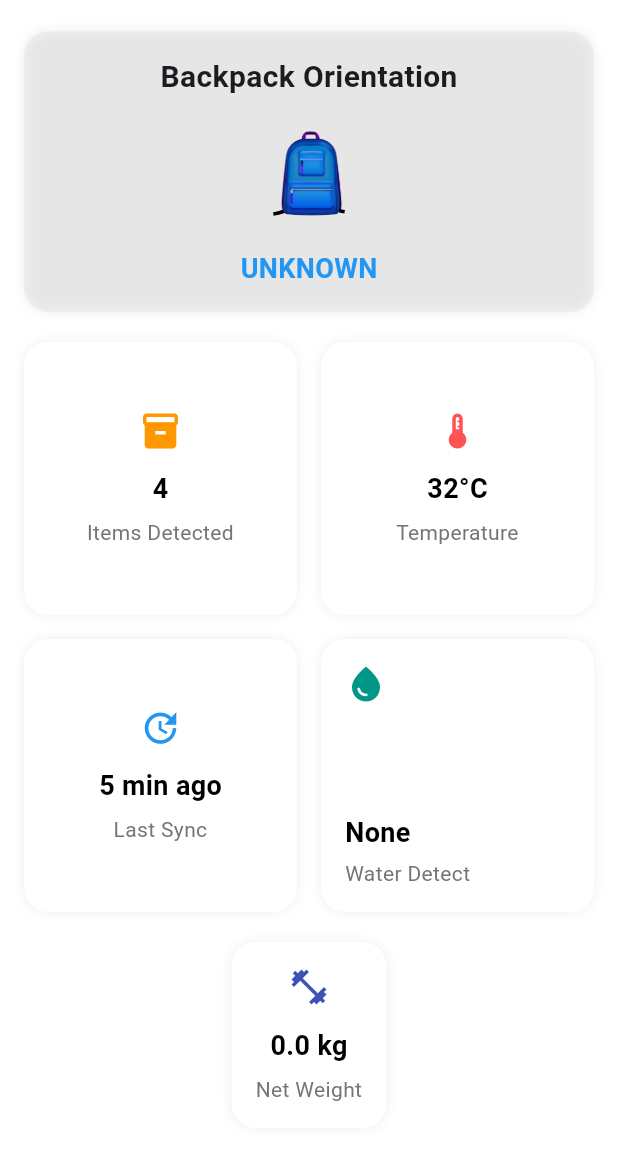
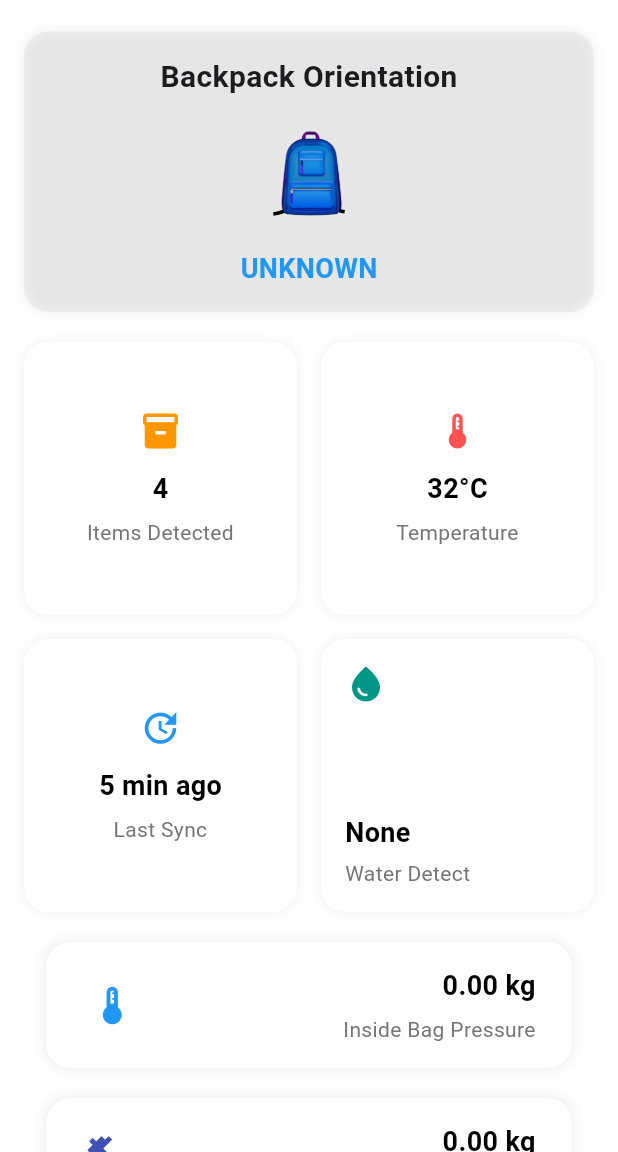
Before and after one commit to hirunaPankaja/Smart-Backpack, a Flutter app: the screen it shows after launch, scrolled down 191 dp, on a phone screen of 412 x 824 dp, the part 84-1236 px from its top. Run offline on Flutter 3.47's test engine with Material 3 defaults, Android fonts, the phone set to English and light mode, and no system bars; our stand-ins replace firebase_core, firebase_database; accounts and stored records are empty.

Commit message:
Enhanced Smart Backpack UI
Improved Inside Bag Pressure & Net Weight visuals And Added dynamic animation in Pressure Adjustment Popup

```diff
--- a/smart_backpack/lib/screen/dashboard_screen.dart
+++ b/smart_backpack/lib/screen/dashboard_screen.dart
@@ -3,7 +3,10 @@ import '../service/firebase_service.dart';
 import '../widget/battery_indicator.dart';
 import '../widget/blinking_card.dart';
 import '../widget/bag_overview_card.dart';
-import '../widget/info_card.dart'; // ✅ Ensure InfoCard is imported
+import '../widget/info_card.dart';
+import '../dialogs/pressure_adjustment_popup.dart';
+import '../widget/InsideBagPressure.dart';
+import '../widget/net_weight_widget.dart';
 
 class DashboardScreen extends StatefulWidget {
   const DashboardScreen({super.key});
@@ -48,7 +51,10 @@ class _DashboardScreenState extends State<DashboardScreen> {
       appBar: AppBar(
         backgroundColor: Colors.white,
         elevation: 1,
-        title: const Text('Smart Backpack', style: TextStyle(color: Colors.black)),
+        title: const Text(
+          'Smart Backpack',
+          style: TextStyle(color: Colors.black),
+        ),
         centerTitle: true,
         iconTheme: const IconThemeData(color: Colors.black),
       ),
@@ -85,9 +91,24 @@ class _DashboardScreenState extends State<DashboardScreen> {
                 crossAxisSpacing: 16,
                 mainAxisSpacing: 16,
                 children: [
-                  const InfoCard(title: 'Items Detected', icon: Icons.inventory_2, value: '4', iconColor: Colors.orange),
-                  const InfoCard(title: 'Temperature', icon: Icons.thermostat, value: '32°C', iconColor: Colors.redAccent),
-                  const InfoCard(title: 'Last Sync', icon: Icons.update, value: '5 min ago', iconColor: Colors.blue),
+                  const InfoCard(
+                    title: 'Items Detected',
+                    icon: Icons.inventory_2,
+                    value: '4',
+                    iconColor: Colors.orange,
+                  ),
+                  const InfoCard(
+                    title: 'Temperature',
+                    icon: Icons.thermostat,
+                    value: '32°C',
+                    iconColor: Colors.redAccent,
+                  ),
+                  const InfoCard(
+                    title: 'Last Sync',
+                    icon: Icons.update,
+                    value: '5 min ago',
+                    iconColor: Colors.blue,
+                  ),
                   BlinkingCard(
                     title: 'Water Detect',
                     icon: Icons.water_drop,
@@ -97,15 +118,41 @@ class _DashboardScreenState extends State<DashboardScreen> {
                   ),
                 ],
               ),
+
               const SizedBox(height: 20),
 
-              /// ✅ Net Weight Display
-              InfoCard(
-                title: 'Net Weight',
-                icon: Icons.fitness_center,
-                value: '$net kg',
-                iconColor: Colors.indigo,
+              /// ✅ Inside Bag Pressure Widget (Styled like Net Weight UI)
+              GestureDetector(
+                onTap: () async {
+                  final adjustedPressure = await showDialog(
+                    context: context,
+                    builder:
+                        (context) => PressureAdjustmentPopup(
+                          initialPressure: net,
+                          onPressureChanged: (newPressure) {
+                            setState(() {
+                              net =
+                                  newPressure; // ✅ Ensure real-time updates sync with popup
+                            });
+                          },
+                        ),
+                  );
+
+                  if (adjustedPressure != null) {
+                    setState(() {
+                      net = adjustedPressure; // ✅ Final state update when saved
+                    });
+                  }
+                },
+                child: InsideBagPressureWidget(
+                  insidePressure: net,
+                ), // ✅ Ensure correct widget name
               ),
+
+              const SizedBox(height: 20),
+
+              /// ✅ Net Weight Display (Styled Like InsideBagPressureWidget)
+              NetWeightWidget(netWeight: net),
             ],
           ),
         ),
@@ -125,19 +172,29 @@ class LeftPressureIndicator extends StatelessWidget {
     return Container(
       padding: const EdgeInsets.all(12),
       decoration: BoxDecoration(
-        color: sensor1 > 5 ? Colors.red.withOpacity(0.3) : Colors.transparent, // ✅ Dynamic warning background
+        color:
+            sensor1 > 5
+                ? Colors.red.withOpacity(0.3)
+                : Colors.transparent, // ✅ Dynamic warning background
         borderRadius: BorderRadius.circular(12),
       ),
       child: Column(
         children: [
-          Image.asset(imagePath, width: 80, height: 80), // ✅ Always use same image
+          Image.asset(
+            imagePath,
+            width: 80,
+            height: 80,
+          ), // ✅ Always use same image
           const SizedBox(height: 6),
           Text(
             "$sensor1 kg",
             style: TextStyle(
               fontSize: 18,
               fontWeight: FontWeight.bold,
-              color: sensor1 > 5 ? Colors.red : Colors.black, // ✅ Dynamic text color
+              color:
+                  sensor1 > 5
+                      ? Colors.red
+                      : Colors.black, // ✅ Dynamic text color
             ),
           ),
         ],
@@ -157,19 +214,29 @@ class RightPressureIndicator extends StatelessWidget {
     return Container(
       padding: const EdgeInsets.all(12),
       decoration: BoxDecoration(
-        color: sensor2 > 5 ? Colors.red.withOpacity(0.3) : Colors.transparent, // ✅ Dynamic warning background
+        color:
+            sensor2 > 5
+                ? Colors.red.withOpacity(0.3)
+                : Colors.transparent, // ✅ Dynamic warning background
         borderRadius: BorderRadius.circular(12),
       ),
       child: Column(
         children: [
-          Image.asset(imagePath, width: 80, height: 80), // ✅ Always use same image
+          Image.asset(
+            imagePath,
+            width: 80,
+            height: 80,
+          ), // ✅ Always use same image
           const SizedBox(height: 6),
           Text(
             "$sensor2 kg",
             style: TextStyle(
               fontSize: 18,
               fontWeight: FontWeight.bold,
-              color: sensor2 > 5 ? Colors.red : Colors.black, // ✅ Dynamic text color
+              color:
+                  sensor2 > 5
+                      ? Colors.red
+                      : Colors.black, // ✅ Dynamic text color
             ),
           ),
         ],
--- /dev/null
+++ b/smart_backpack/lib/widget/InsideBagPressure.dart
@@ -0,0 +1,88 @@
+import 'package:flutter/material.dart';
+import '../dialogs/pressure_adjustment_popup.dart';
+
+class InsideBagPressureWidget extends StatefulWidget {
+  final double insidePressure;
+
+  const InsideBagPressureWidget({super.key, required this.insidePressure});
+
+  @override
+  _InsideBagPressureWidgetState createState() => _InsideBagPressureWidgetState();
+}
+
+class _InsideBagPressureWidgetState extends State<InsideBagPressureWidget> {
+  late double currentPressure;
+
+  @override
+  void initState() {
+    super.initState();
+    currentPressure = widget.insidePressure;
+  }
+
+  void updatePressure(double newPressure) {
+    setState(() {
+      currentPressure = newPressure;
+    });
+  }
+
+  @override
+  Widget build(BuildContext context) {
+    return GestureDetector(
+      onTap: () async {
+        final adjustedPressure = await showDialog(
+          context: context,
+          builder: (context) => PressureAdjustmentPopup(
+            initialPressure: currentPressure,
+            onPressureChanged: updatePressure, // ✅ Live update callback
+          ),
+        );
+        if (adjustedPressure != null) {
+          updatePressure(adjustedPressure);
+        }
+      },
+      child: AnimatedContainer(
+        duration: const Duration(milliseconds: 400), // ✅ Smooth animation
+        curve: Curves.easeInOut,
+        padding: const EdgeInsets.symmetric(horizontal: 24, vertical: 16), // ✅ Adjusted padding for better spacing
+        width: MediaQuery.of(context).size.width * 0.85, // ✅ Increased width
+        decoration: BoxDecoration(
+          color: currentPressure > 5 ? Colors.red.withOpacity(0.3) : Colors.white,
+          borderRadius: BorderRadius.circular(16),
+          boxShadow: [
+            BoxShadow(
+              color: currentPressure > 5 ? Colors.redAccent.withOpacity(0.5) : Colors.grey.shade200,
+              blurRadius: currentPressure > 5 ? 10 : 6,
+              spreadRadius: currentPressure > 5 ? 4 : 1,
+            ),
+          ],
+        ),
+        child: Row( // ✅ Ensured icon placement inside a row
+          mainAxisAlignment: MainAxisAlignment.spaceBetween,
+          children: [
+            AnimatedContainer(
+              duration: const Duration(milliseconds: 400),
+              width: 40 + (currentPressure * 2), // ✅ Icon slightly grows with pressure
+              height: 40 + (currentPressure * 2),
+              child: Icon(Icons.device_thermostat, size: 30, color: currentPressure > 5 ? Colors.red : Colors.blue),
+            ),
+            Column(
+              crossAxisAlignment: CrossAxisAlignment.end,
+              children: [
+                Text(
+                  "${currentPressure.toStringAsFixed(2)} kg",
+                  style: TextStyle(
+                    color: currentPressure > 5 ? Colors.red : Colors.black,
+                    fontSize: 18,
+                    fontWeight: FontWeight.bold,
+                  ),
+                ),
+                const SizedBox(height: 6),
+                Text("Inside Bag Pressure", style: TextStyle(color: Colors.grey[600], fontSize: 14)),
+              ],
+            ),
+          ],
+        ),
+      ),
+    );
+  }
+}
--- /dev/null
+++ b/smart_backpack/lib/widget/net_weight_widget.dart
@@ -0,0 +1,47 @@
+import 'package:flutter/material.dart';
+
+class NetWeightWidget extends StatelessWidget {
+  final double netWeight;
+
+  const NetWeightWidget({super.key, required this.netWeight});
+
+  @override
+  Widget build(BuildContext context) {
+    return Container(
+      padding: const EdgeInsets.symmetric(horizontal: 24, vertical: 16), // ✅ Adjusted padding
+      width: MediaQuery.of(context).size.width * 0.85, // ✅ Increased width
+      decoration: BoxDecoration(
+        color: netWeight > 8 ? Colors.red.withOpacity(0.3) : Colors.white, // ✅ Dynamic color change
+        borderRadius: BorderRadius.circular(16),
+        boxShadow: [
+          BoxShadow(
+            color: netWeight > 8 ? Colors.redAccent.withOpacity(0.5) : Colors.grey.shade200,
+            blurRadius: netWeight > 8 ? 10 : 6,
+            spreadRadius: netWeight > 8 ? 4 : 1,
+          ),
+        ],
+      ),
+      child: Row(
+        mainAxisAlignment: MainAxisAlignment.spaceBetween,
+        children: [
+          Icon(Icons.fitness_center, size: 40, color: netWeight > 8 ? Colors.red : Colors.indigo), // ✅ Dynamic icon color
+          Column(
+            crossAxisAlignment: CrossAxisAlignment.end,
+            children: [
+              Text(
+                "${netWeight.toStringAsFixed(2)} kg",
+                style: TextStyle(
+                  color: netWeight > 8 ? Colors.red : Colors.black,
+                  fontSize: 18,
+                  fontWeight: FontWeight.bold,
+                ),
+              ),
+              const SizedBox(height: 6),
+              Text("Net Weight", style: TextStyle(color: Colors.grey[600], fontSize: 14)),
+            ],
+          ),
+        ],
+      ),
+    );
+  }
+}
```
Also changed, not shown: smart_backpack/lib/dialogs/pressure_adjustment_popup.dart (added, +76 -0 lines).
